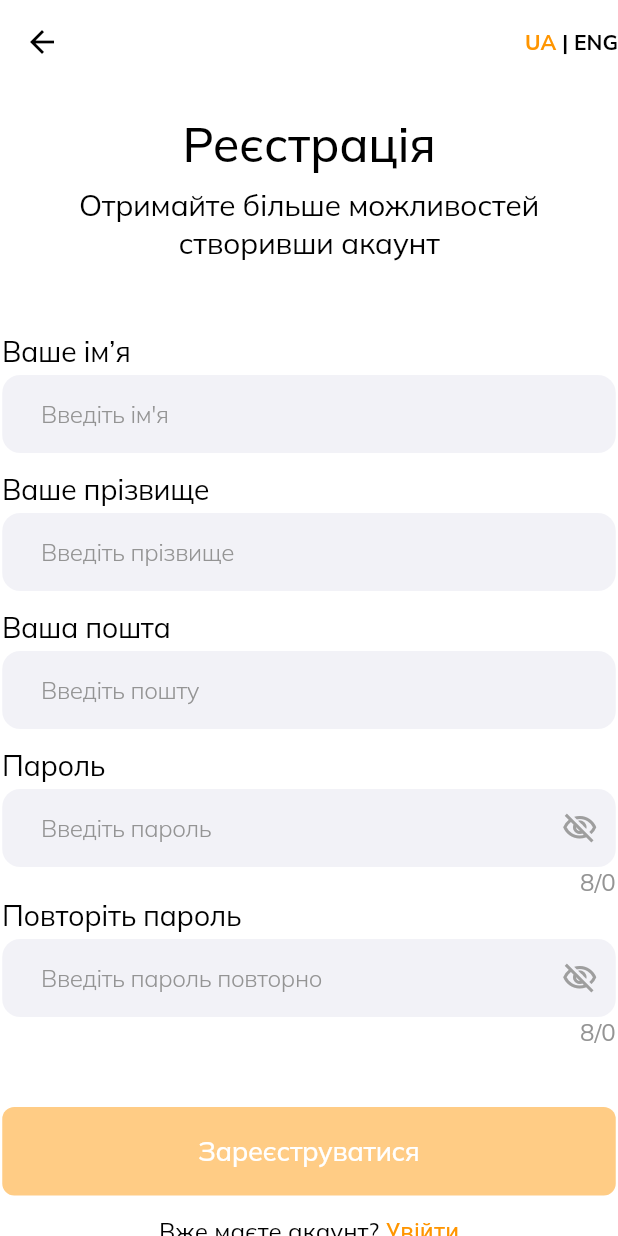
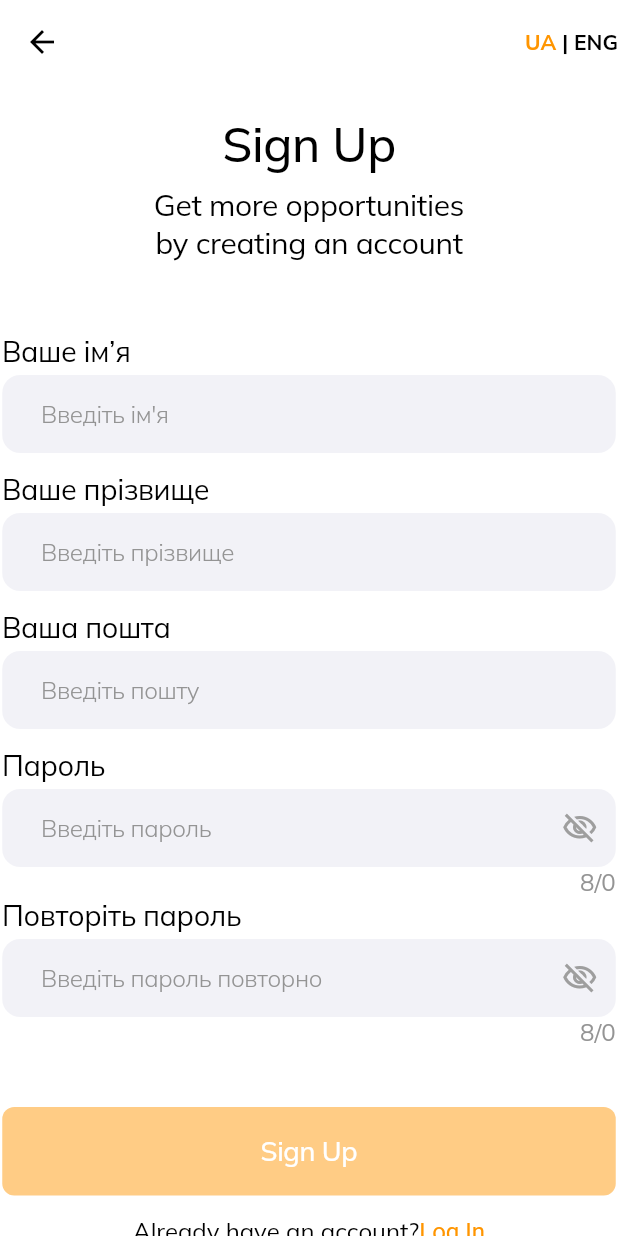
Before and after one commit to alexsukhrin/marketplace-ui, a Flutter app: the RegistrationPage screen opened by its route, after a tap on "ENG", on a phone screen of 412 x 824 dp. Run offline on Flutter 3.47's test engine with Material 3 defaults, Android fonts, the phone set to English and light mode, and no system bars; our stand-ins replace dropdown_button2, file_picker, flutter_riverpod, flutter_secure_storage, flutter_svg, google_fonts and 1 more; accounts and stored records are empty; project files that could hold a hidden picture were left out.

Commit message:
feat: complete registration page localization

```diff
--- a/lib/src/localization/app_localizations.dart
+++ b/lib/src/localization/app_localizations.dart
@@ -114,6 +114,9 @@ class AppLocalizations {
   String get favorites => _localizedValues[locale.languageCode]!['favorites']!;
   String get support => _localizedValues[locale.languageCode]!['support']!;
 
+  // === REGISTRATION PAGE ===
+  String get registrationSubtitle => _localizedValues[locale.languageCode]!['registration_subtitle']!;
+
   /// Словник перекладів
   static const Map<String, Map<String, String>> _localizedValues = {
     'uk': {
@@ -198,6 +201,9 @@ class AppLocalizations {
       'questions': 'Питання',
       'favorites': 'Обране',
       'support': 'Підтримка',
+
+      // Registration
+      'registration_subtitle': 'Отримайте більше можливостей\nстворивши акаунт',
     },
     'en': {
       // General
@@ -281,6 +287,9 @@ class AppLocalizations {
       'questions': 'Questions',
       'favorites': 'Favorites',
       'support': 'Support',
+
+      // Registration
+      'registration_subtitle': 'Get more opportunities\nby creating an account',
     },
   };
 }
--- a/lib/src/ui/screens/registration/registration_page.dart
+++ b/lib/src/ui/screens/registration/registration_page.dart
@@ -162,7 +162,7 @@ class RegistrationPageState extends ConsumerState<RegistrationPage> {
               children: [
                 const SizedBox(height: 76),
                 Text(
-                  'Реєстрація',
+                  AppLocalizations.of(context).signUp,
                   textAlign: TextAlign.center,
                   style: Theme.of(context)
                       .textTheme
@@ -171,7 +171,7 @@ class RegistrationPageState extends ConsumerState<RegistrationPage> {
                 ),
                 const SizedBox(height: 8),
                 Text(
-                  'Отримайте більше можливостей\nстворивши акаунт',
+                  AppLocalizations.of(context).registrationSubtitle,
                   textAlign: TextAlign.center,
                   style: Theme.of(context).textTheme.titleMedium,
                 ),
@@ -234,7 +234,7 @@ class RegistrationPageState extends ConsumerState<RegistrationPage> {
                       ),
                       const SizedBox(height: 40),
                       AuthButton(
-                        text: 'Зареєструватися',
+                        text: AppLocalizations.of(context).signUp,
                         isButtonDisabled: _isButtonDisabled,
                         onPressed: () {
                           _firstNameController.text =
@@ -261,13 +261,13 @@ class RegistrationPageState extends ConsumerState<RegistrationPage> {
                         child: RichText(
                           text: TextSpan(
                             style: Theme.of(context).textTheme.bodyMedium,
-                            children: const [
+                            children: [
                               TextSpan(
-                                text: 'Вже маєте акаунт? ',
+                                text: AppLocalizations.of(context).alreadyHaveAccount,
                               ),
                               TextSpan(
-                                text: 'Увійти',
-                                style: TextStyle(
+                                text: AppLocalizations.of(context).signIn,
+                                style: const TextStyle(
                                   color: TColors.orange,
                                 ),
                               ),
```
Also changed, not shown: 2 other files.
